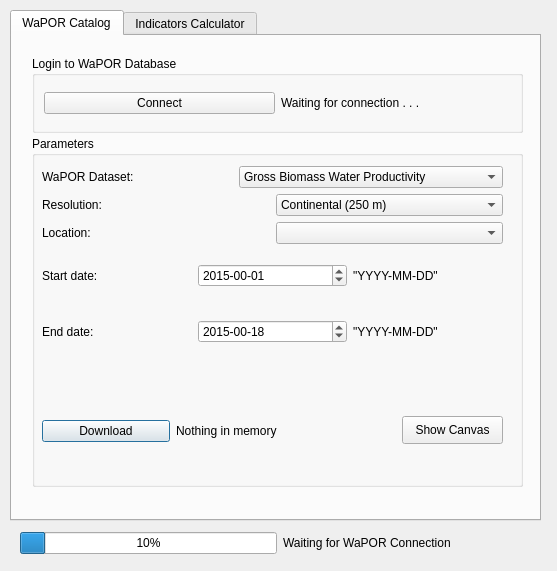
This is wap_plugin_dialog_base.ui in WAGIS/wap_plugin as Qt 5 draws it before an edit. The edited form follows.
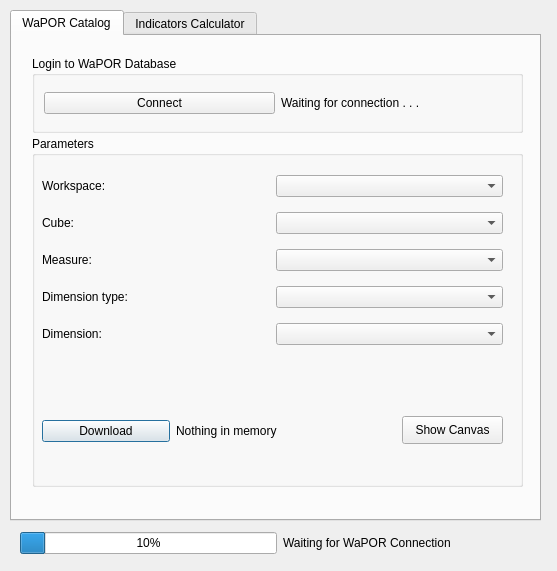
This is the edited form.

Commit message: Catalog elements included into the UI and refresh of the lists involved

Patch:
```diff
--- a/wap_plugin_dialog_base.ui
+++ b/wap_plugin_dialog_base.ui
@@ -95,48 +95,12 @@
          <item>
           <widget class="QLabel" name="label">
            <property name="text">
-            <string>WaPOR Dataset:</string>
+            <string>Workspace:</string>
            </property>
           </widget>
          </item>
          <item>
-          <widget class="QComboBox" name="waterProductivity">
-           <item>
-            <property name="text">
-             <string>Gross Biomass Water Productivity</string>
-            </property>
-           </item>
-           <item>
-            <property name="text">
-             <string>Net Biomass Water Productivity</string>
-            </property>
-           </item>
-           <item>
-            <property name="text">
-             <string>Actual EvapoTranspiration and Interception</string>
-            </property>
-           </item>
-           <item>
-            <property name="text">
-             <string>Transpiration</string>
-            </property>
-           </item>
-           <item>
-            <property name="text">
-             <string>Evaporation</string>
-            </property>
-           </item>
-           <item>
-            <property name="text">
-             <string>Interception</string>
-            </property>
-           </item>
-           <item>
-            <property name="text">
-             <string>Net Primary Production</string>
-            </property>
-           </item>
-          </widget>
+          <widget class="QComboBox" name="workspaceComboBox"/>
          </item>
         </layout>
        </item>
@@ -145,28 +109,12 @@
          <item>
           <widget class="QLabel" name="label_2">
            <property name="text">
-            <string>Resolution:</string>
+            <string>Cube:</string>
            </property>
           </widget>
          </item>
          <item>
-          <widget class="QComboBox" name="resolutionList">
-           <item>
-            <property name="text">
-             <string>Continental (250 m)</string>
-            </property>
-           </item>
-           <item>
-            <property name="text">
-             <string>National (100 m)</string>
-            </property>
-           </item>
-           <item>
-            <property name="text">
-             <string>Sub-National (30 m)</string>
-            </property>
-           </item>
-          </widget>
+          <widget class="QComboBox" name="cubeComboBox"/>
          </item>
         </layout>
        </item>
@@ -175,7 +123,7 @@
          <item>
           <widget class="QLabel" name="label_7">
            <property name="text">
-            <string>Location:</string>
+            <string>Measure:</string>
            </property>
           </widget>
          </item>
@@ -189,53 +137,12 @@
          <item>
           <widget class="QLabel" name="label_3">
            <property name="text">
-            <string>Start date:</string>
+            <string>Dimension type:</string>
            </property>
           </widget>
          </item>
          <item>
-          <widget class="QDateEdit" name="startDate">
-           <property name="maximumDate">
-            <date>
-             <year>2030</year>
-             <month>12</month>
-             <day>31</day>
-            </date>
-           </property>
-           <property name="minimumDate">
-            <date>
-             <year>2000</year>
-             <month>9</month>
-             <day>14</day>
-            </date>
-           </property>
-           <property name="currentSection">
-            <enum>QDateTimeEdit::YearSection</enum>
-           </property>
-           <property name="displayFormat">
-            <string>yyyy-mm-dd</string>
-           </property>
-           <property name="calendarPopup">
-            <bool>false</bool>
-           </property>
-           <property name="currentSectionIndex">
-            <number>0</number>
-           </property>
-           <property name="date">
-            <date>
-             <year>2015</year>
-             <month>1</month>
-             <day>1</day>
-            </date>
-           </property>
-          </widget>
-         </item>
-         <item>
-          <widget class="QLabel" name="label_5">
-           <property name="text">
-            <string>&quot;YYYY-MM-DD&quot;</string>
-           </property>
-          </widget>
+          <widget class="QComboBox" name="dimensionComboBox"/>
          </item>
         </layout>
        </item>
@@ -244,33 +151,12 @@
          <item>
           <widget class="QLabel" name="label_4">
            <property name="text">
-            <string>End date:</string>
+            <string>Dimension:</string>
            </property>
           </widget>
          </item>
          <item>
-          <widget class="QDateEdit" name="endDate">
-           <property name="displayFormat">
-            <string>yyyy-mm-dd</string>
-           </property>
-           <property name="calendarPopup">
-            <bool>false</bool>
-           </property>
-           <property name="date">
-            <date>
-             <year>2015</year>
-             <month>1</month>
-             <day>18</day>
-            </date>
-           </property>
-          </widget>
-         </item>
-         <item>
-          <widget class="QLabel" name="label_6">
-           <property name="text">
-            <string>&quot;YYYY-MM-DD&quot;</string>
-           </property>
-          </widget>
+          <widget class="QComboBox" name="dimensionMemberComboBox"/>
          </item>
         </layout>
        </item>
```
Left out of the diff: 12 changed lines with no effect on the pictures. The commit also changes 1 other file.
